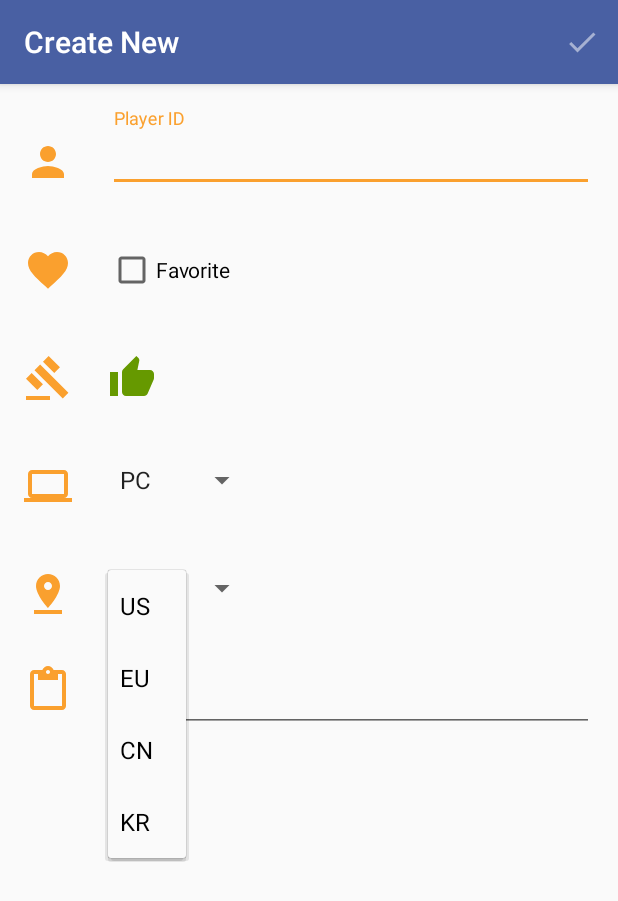
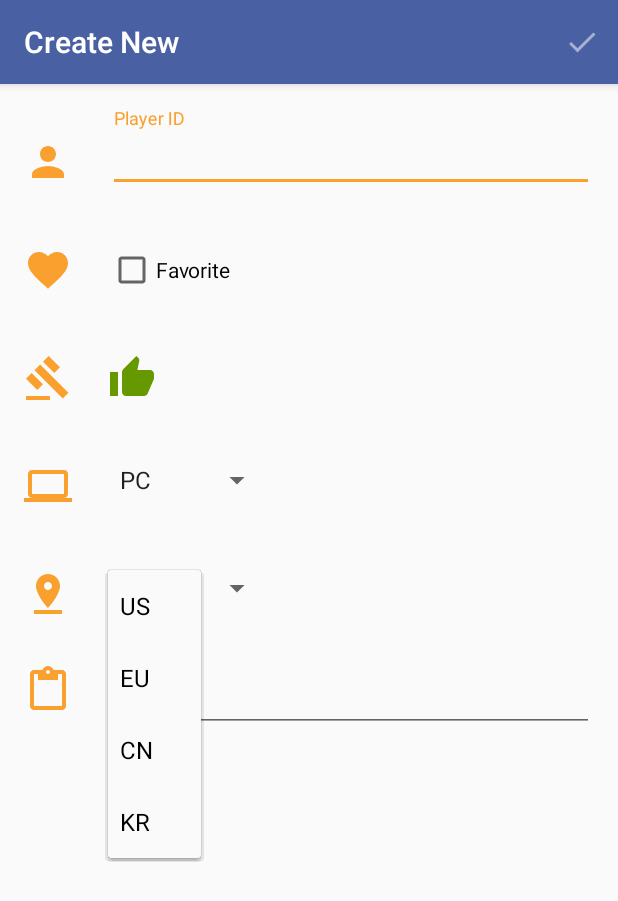
Before and after one commit to yxbh/Overwatch-Player-Log, an Android app: the OwPlayerRecordCreateActivity screen opened directly, with no data from a screen before it, after a tap on "US", on a phone screen of 412 x 824 dp. Shown: the top 901 px of the screen. Run offline under Robolectric (Android 15) with nearby library versions, the phone set to English and light mode, and no system bars; 2 other taps on this screen came first.

Commit message:
UI adjustments

```diff
--- a/OverwatchPlayerLog-Android/app/src/main/res/layout/activity_ow_player_record_create.xml
+++ b/OverwatchPlayerLog-Android/app/src/main/res/layout/activity_ow_player_record_create.xml
@@ -115,7 +115,7 @@
 
                 <Spinner
                     android:id="@+id/player_platform"
-                    android:layout_width="100dp"
+                    android:layout_width="@dimen/edit_field_spinner_owplatforms_width"
                     android:layout_height="wrap_content"
                     android:entries="@array/platforms"
                     android:gravity="center_vertical"
@@ -137,7 +137,7 @@
 
                 <Spinner
                     android:id="@+id/player_region"
-                    android:layout_width="100dp"
+                    android:layout_width="@dimen/edit_field_spinner_owregions_width"
                     android:layout_height="wrap_content"
                     android:entries="@array/regions_pc"
                     android:gravity="center_vertical"
--- a/OverwatchPlayerLog-Android/app/src/main/res/layout/activity_ow_player_record_edit.xml
+++ b/OverwatchPlayerLog-Android/app/src/main/res/layout/activity_ow_player_record_edit.xml
@@ -117,7 +117,7 @@
 
                 <Spinner
                     android:id="@+id/player_platform"
-                    android:layout_width="100dp"
+                    android:layout_width="@dimen/edit_field_spinner_owplatforms_width"
                     android:layout_height="wrap_content"
                     android:entries="@array/platforms"
                     android:gravity="center_vertical"
@@ -139,7 +139,7 @@
 
                 <Spinner
                     android:id="@+id/player_region"
-                    android:layout_width="100dp"
+                    android:layout_width="@dimen/edit_field_spinner_owregions_width"
                     android:layout_height="wrap_content"
                     android:entries="@array/regions_pc"
                     android:gravity="center_vertical"
--- a/OverwatchPlayerLog-Android/app/src/main/res/values/dimens.xml
+++ b/OverwatchPlayerLog-Android/app/src/main/res/values/dimens.xml
@@ -16,6 +16,9 @@
 
     <dimen name="edit_row_margin_bottom">10dp</dimen>
 
+    <dimen name="edit_field_spinner_owplatforms_width">110dp</dimen>
+    <dimen name="edit_field_spinner_owregions_width">110dp</dimen>
+
     <dimen name="record_list_battletag_margin_start">16dp</dimen>
     <dimen name="record_list_battletag_margin_end">6dp</dimen>
 </resources>
```
